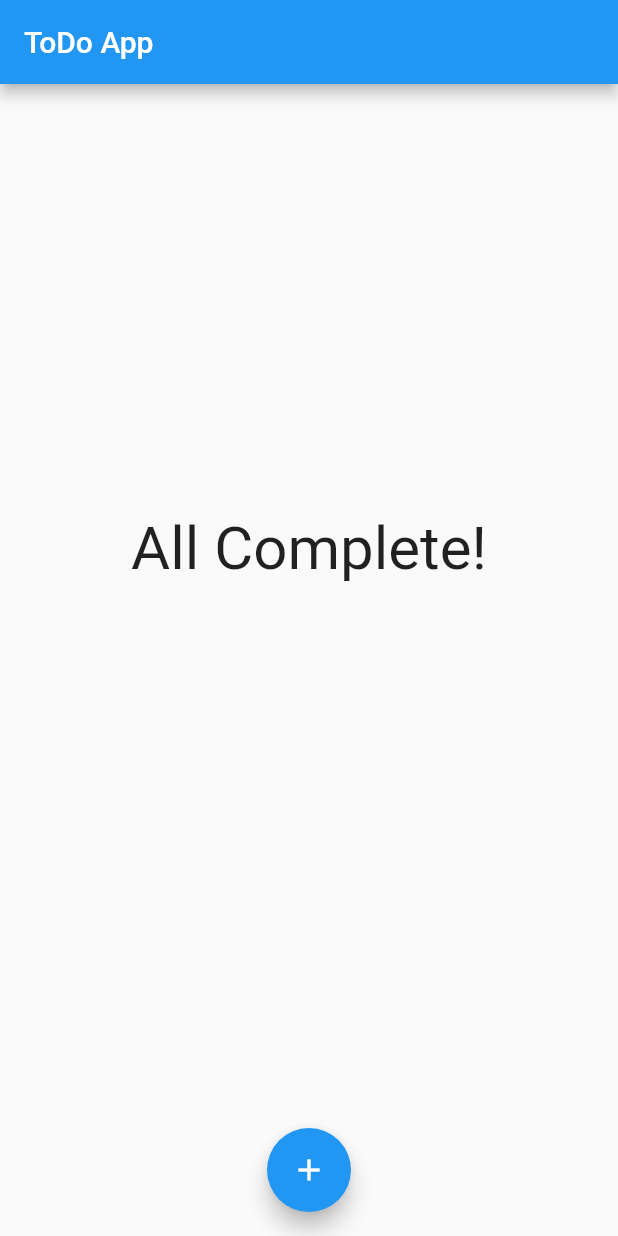
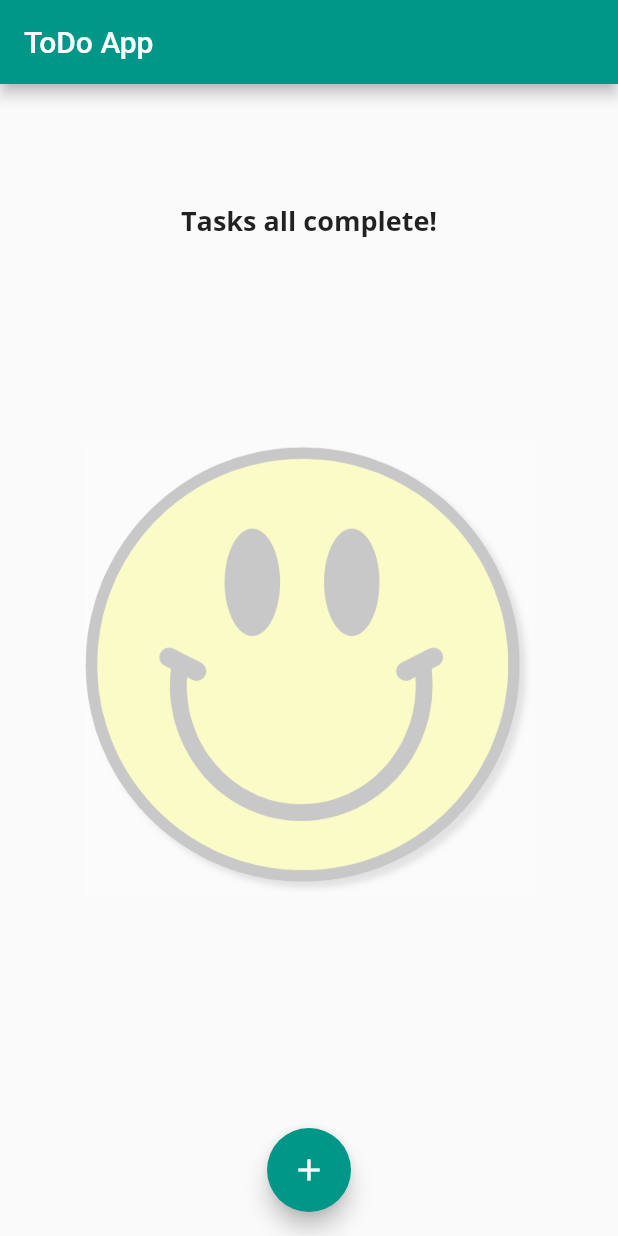
Before and after one commit to sthprashant/ToDoApp, a Flutter app: the screen it shows after launch, on a phone screen of 412 x 824 dp. Run offline on Flutter 3.47's test engine with Material 2 defaults, Android fonts, the phone set to English and light mode, and no system bars.

Commit message:
styled a little bit - next thing to do is adding reponsiveness

```diff
--- a/lib/main.dart
+++ b/lib/main.dart
@@ -12,6 +12,17 @@ class MyTodo extends StatelessWidget {
   @override
   Widget build(BuildContext context) {
     return MaterialApp(
+      theme: ThemeData(
+        primarySwatch: Colors.teal,
+        textTheme: ThemeData.light().textTheme.copyWith(
+              title: TextStyle(
+                fontFamily: 'OpenSans',
+                fontWeight: FontWeight.bold,
+                fontSize: 18,
+              ),
+              button: TextStyle(color: Colors.white),
+            ),
+      ),
       home: HomePage(),
     );
   }
@@ -90,7 +101,7 @@ class _HomePageState extends State<HomePage> {
   @override
   Widget build(BuildContext context) {
     return Scaffold(
-      resizeToAvoidBottomInset: false,
+      //resizeToAvoidBottomInset: false,
       appBar: AppBar(
         title: Text('ToDo App'),
       ),
--- a/lib/todolist.dart
+++ b/lib/todolist.dart
@@ -8,27 +8,37 @@ class ToDoList extends StatelessWidget {
   final Function taskInfo;
   final Function completeTask;
 
-  ToDoList(this._listOfTodos, this.deleteTask, this.taskInfo, this.completeTask);
+  ToDoList(
+      this._listOfTodos, this.deleteTask, this.taskInfo, this.completeTask);
 
   @override
   Widget build(BuildContext context) {
-
     return SingleChildScrollView(
       child: Container(
         margin: EdgeInsets.all(10),
         height: 600,
         child: _listOfTodos.isEmpty
-            ? Column(
-                mainAxisAlignment: MainAxisAlignment.spaceEvenly,
-                children: <Widget>[
-                  Center(
-                    child: Text(
-                      'All Complete!',
-                      style: TextStyle(fontSize: 40),
+            ? Center(
+                child: Column(
+                  mainAxisAlignment: MainAxisAlignment.spaceAround,
+                  children: <Widget>[
+                    Text(
+                      'Tasks all complete!',
+                      style: Theme.of(context).textTheme.title,
                       textAlign: TextAlign.center,
                     ),
-                  ),
-                ],
+                    Container(
+                      height: 300,
+                      child: Opacity(
+                        opacity: 0.2,
+                        child: Image.asset(
+                          'assets/images/smile.jpg',
+                          fit: BoxFit.cover,
+                        ),
+                      ),
+                    ),
+                  ],
+                ),
               )
             : ListView.builder(
                 itemBuilder: (ctx, index) {
@@ -41,7 +51,10 @@ class ToDoList extends StatelessWidget {
                         _listOfTodos[index].id,
                       ),
                       child: ListTile(
-                        title: Text(_listOfTodos[index].title),
+                        title: Text(
+                          _listOfTodos[index].title,
+                          style: Theme.of(context).textTheme.title,
+                        ),
                         subtitle: Text('data'),
                       ),
                       onDismissed: (direction) {
@@ -50,7 +63,6 @@ class ToDoList extends StatelessWidget {
                         }
                         if (direction == DismissDirection.startToEnd) {
                           completeTask(_listOfTodos[index]);
-
                         }
                       },
                       secondaryBackground: deleteBackGround(),
```
Also changed, not shown: pubspec.yaml (+13 -3 lines), assets/fonts/OpenSans-Bold.ttf (added), assets/fonts/OpenSans-Regular.ttf (added), assets/fonts/Quicksand-Bold.ttf (added), assets/fonts/Quicksand-Light.ttf (added), assets/fonts/Quicksand-Medium.ttf (added), assets/fonts/Quicksand-Regular.ttf (added), assets/images/smile.jpeg (added), assets/images/smile.jpg (added), assets/images/smile.png (added), lib/new_task.dart (indentation only).
